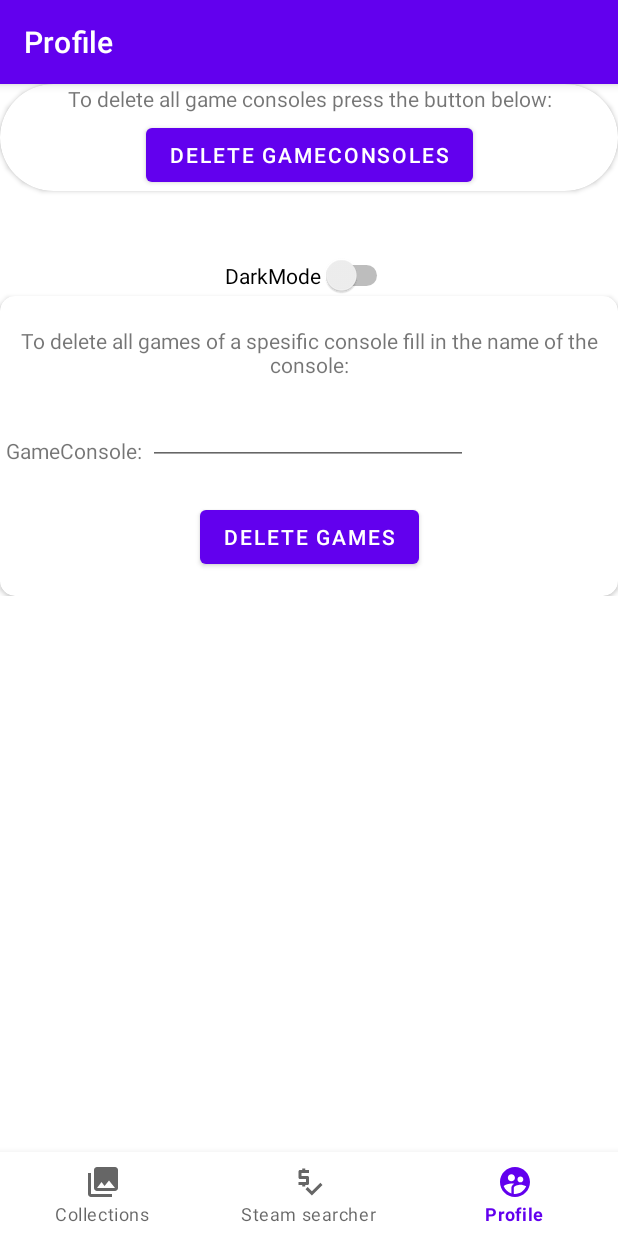
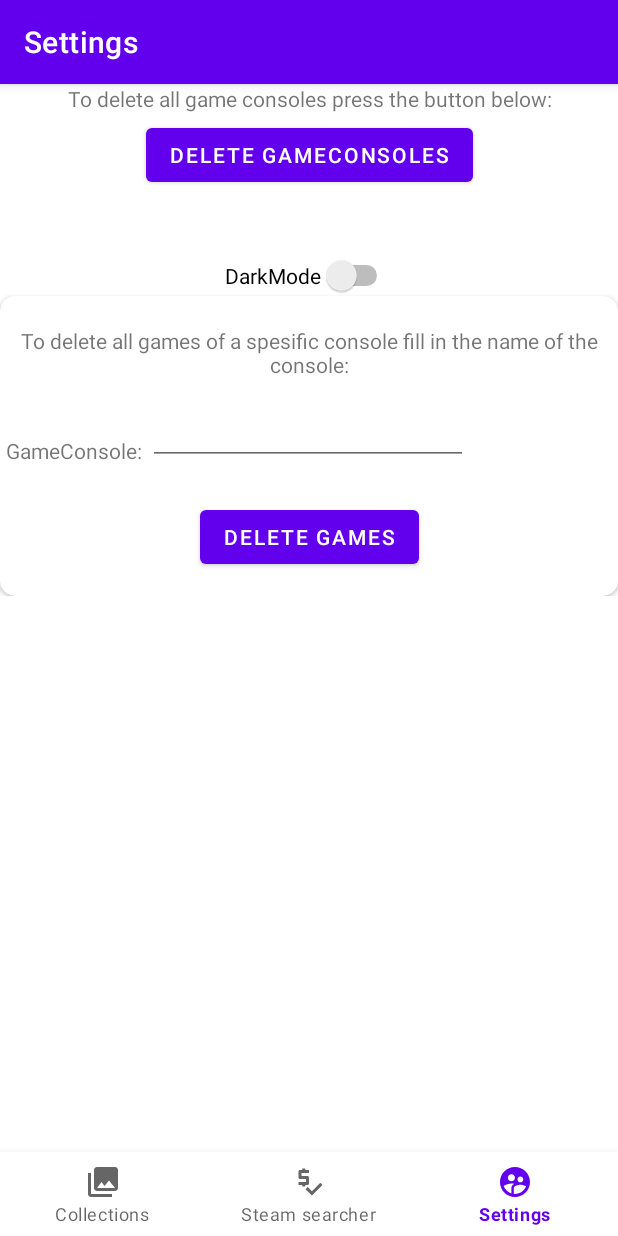
Before and after one commit to wannesvanderlinden/androidProjcectCollectly, an Android app: the ProfileFragment screen opened through its navigation route, on a phone screen of 412 x 824 dp. Run offline under Robolectric (Android 15) with nearby library versions, the phone set to English and light mode, and no system bars; our stand-ins replace Room's generated code, navigation-ui; libraries missing offline, so code that uses them is left out: com.journeyapps.barcodescanner.

Commit message:
fix: change some files and added more strings

```diff
--- a/app/src/main/res/layout/fragment_profile.xml
+++ b/app/src/main/res/layout/fragment_profile.xml
@@ -7,12 +7,12 @@
     tools:context=".ui.profile.ProfileFragment">
     <androidx.constraintlayout.widget.ConstraintLayout
         android:layout_width="match_parent"
-        android:layout_height="match_parent">
+        android:layout_height="wrap_content">
     <androidx.cardview.widget.CardView
         android:id="@+id/cardView"
         android:layout_width="match_parent"
         android:layout_height="match_parent"
-        app:cardCornerRadius="100dp"
+        app:cardCornerRadius="10dp"
 
         app:layout_constraintEnd_toEndOf="parent"
         app:layout_constraintStart_toStartOf="parent"
@@ -26,7 +26,7 @@
                 android:id="@+id/btn_delete_gameConsole"
                 android:layout_width="wrap_content"
                 android:layout_height="wrap_content"
-                android:text="Delete GameConsoles"
+                android:text="@string/button_delete_gameconsoles"
                 app:layout_constraintBottom_toBottomOf="parent"
                 app:layout_constraintEnd_toEndOf="parent"
                 app:layout_constraintStart_toStartOf="parent" />
@@ -36,7 +36,7 @@
                 android:layout_width="wrap_content"
                 android:layout_height="wrap_content"
                 android:layout_marginBottom="4dp"
-                android:text="To delete all game consoles press the button below:"
+                android:text="@string/text_delete_all_gameconsoles"
                 android:textAlignment="center"
                 app:layout_constraintBottom_toTopOf="@+id/btn_delete_gameConsole"
                 app:layout_constraintEnd_toEndOf="parent"
@@ -76,7 +76,7 @@
                     android:layout_width="wrap_content"
                     android:layout_height="wrap_content"
                     android:layout_marginTop="20dp"
-                    android:text="To delete all games of a spesific console fill in the name of the console:"
+                    android:text="@string/text_delete_all_games_gameconsole"
                     android:textAlignment="center"
                     app:layout_constraintEnd_toEndOf="parent"
                     app:layout_constraintHorizontal_bias="0.0"
@@ -88,7 +88,7 @@
                     android:layout_width="wrap_content"
                     android:layout_height="wrap_content"
                     android:layout_marginBottom="15dp"
-                    android:text="Delete games"
+                    android:text="@string/text_button_delete_games"
                     app:layout_constraintBottom_toBottomOf="parent"
                     app:layout_constraintEnd_toEndOf="parent"
                     app:layout_constraintStart_toStartOf="parent" />
@@ -97,7 +97,7 @@
                     android:id="@+id/textView8"
                     android:layout_width="wrap_content"
                     android:layout_height="wrap_content"
-                    android:text="GameConsole:"
+                    android:text="@string/text_gameconsole"
                     app:layout_constraintBottom_toBottomOf="@+id/edit_game_field"
                     app:layout_constraintEnd_toStartOf="@+id/edit_game_field"
                     app:layout_constraintStart_toStartOf="parent" />
@@ -109,7 +109,7 @@
             android:id="@+id/darkMode"
             android:layout_width="wrap_content"
             android:layout_height="wrap_content"
-            android:text="DarkMode"
+            android:text="@string/text_darkmode"
             app:layout_constraintBottom_toTopOf="@+id/cardView2"
             app:layout_constraintEnd_toEndOf="parent"
             app:layout_constraintStart_toStartOf="parent" />
--- a/app/src/main/res/menu/bottom_nav_menu.xml
+++ b/app/src/main/res/menu/bottom_nav_menu.xml
@@ -14,6 +14,6 @@
     <item
         android:id="@+id/navigation_notifications"
         android:icon="@drawable/ic_profile"
-        android:title="@string/title_profile" />
+        android:title="@string/title_settings" />
 
 </menu>
--- a/app/src/main/res/navigation/mobile_navigation.xml
+++ b/app/src/main/res/navigation/mobile_navigation.xml
@@ -20,7 +20,7 @@
     <fragment
         android:id="@+id/navigation_notifications"
         android:name="com.example.androidprojcectcollectly.ui.profile.ProfileFragment"
-        android:label="@string/title_profile"
+        android:label="@string/title_settings"
         tools:layout="@layout/fragment_profile" />
     <fragment
         android:id="@+id/navigation_games"
--- a/app/src/main/res/values/strings.xml
+++ b/app/src/main/res/values/strings.xml
@@ -17,7 +17,7 @@
     <string name="title_add_gameconsole">Add gameconsole</string>
     <string name="title_collections">Collections</string>
     <string name="title_priceCheck">Steam searcher</string>
-    <string name="title_profile">Profile</string>
+    <string name="title_settings">Settings</string>
     <!-- Radio button strings-->
 
     <string name="title_radioButton">Select language</string>
@@ -34,5 +34,19 @@
     <string name="appwidget_text">Click to open</string>
     <string name="add_widget">Add widget</string>
     <string name="app_widget_description">This is to open the app</string>
+    <string name="text_delete_all_gameconsoles">To delete all game consoles press the button below:</string>
+    <string name="text_delete_all_games_gameconsole">To delete all games of a spesific console fill in the name of the console:</string>
+    <string name="text_button_delete_games">delete games</string>
+    <string name="button_delete_gameconsoles">Delete GameConsoles</string>
+    <string name="button_steam_profile_searcher">search profile</string>
+    <string name="No_internet_banner">Currently there is no internet connection! This function will not work</string>
+    <string name="text_profiel_name">Profile name:</string>
+    <string name="text_country">Country:</string>
+    <string name="text_default" translatable="false">textView</string>
+    <string name="text_steamId" translatable="false">SteamID</string>
+    <string name="text_steamID_profile" translatable="false">SteamID:</string>
+    <string name="text_darkmode" translatable="false">DarkMode</string>
+    <string name="text_gameconsole" translatable="false">GameConsole:</string>
+    <string name="title_notification">Wifi is turned off!!!</string>
 
 </resources>
```
Also changed, not shown: app/src/main/res/layout/fragment_steam_profile.xml (+6 -6 lines), app/src/main/res/layout/fragment_steam_profile_searcher.xml (+8 -5 lines), 1 other file.
